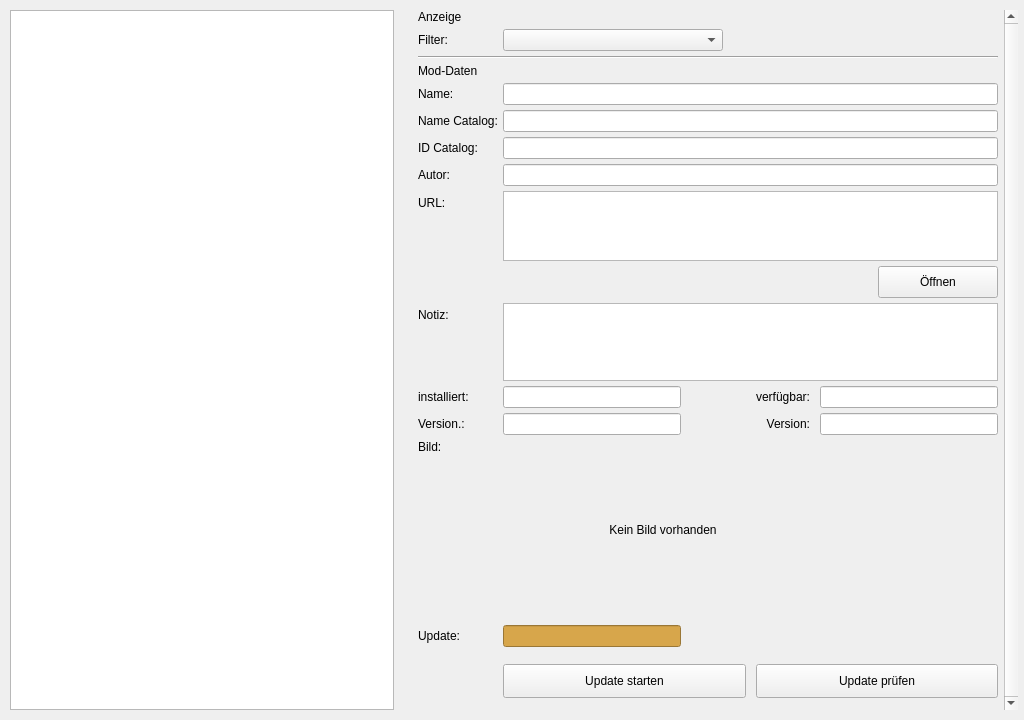
Above: Structure/GUI/Page_Update.ui from Looking4Git/Starfield_LOH before the change. Below: the same form after it.
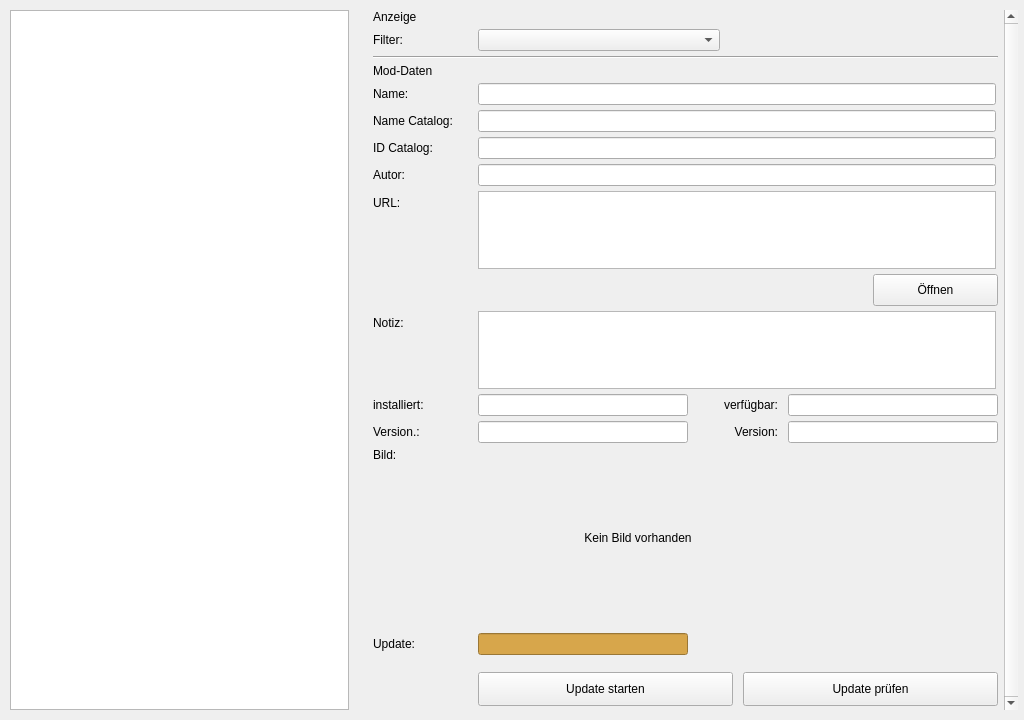
That is the form after the change. Icons and pictures are not drawn.

Commit message: feat(ui): Dreispaltiges 645px-Raster fuer Detailbereiche und 210px-Fluchtlinien implementiert

Diff of the .ui file:
```diff
--- a/Structure/GUI/Page_Update.ui
+++ b/Structure/GUI/Page_Update.ui
@@ -49,13 +49,13 @@
     <widget class="QScrollArea" name="scroll_area_detail">
      <property name="minimumSize">
       <size>
-       <width>600</width>
+       <width>645</width>
        <height>0</height>
       </size>
      </property>
      <property name="maximumSize">
       <size>
-       <width>600</width>
+       <width>645</width>
        <height>16777215</height>
       </size>
      </property>
@@ -134,16 +134,34 @@
            <property name="text">
             <string>Filter:</string>
            </property>
+           <property name="minimumSize">
+            <size>
+             <width>100</width>
+             <height>0</height>
+            </size>
+           </property>
+           <property name="maximumSize">
+            <size>
+             <width>100</width>
+             <height>16777215</height>
+            </size>
+           </property>
           </widget>
          </item>
          <item row="1" column="1">
           <widget class="QComboBox" name="cmb_mode_filter">
            <property name="minimumSize">
             <size>
-             <width>220</width>
+             <width>242</width>
              <height>0</height>
             </size>
            </property>
+           <property name="maximumSize">
+            <size>
+             <width>242</width>
+             <height>16777215</height>
+            </size>
+           </property>
           </widget>
          </item>
          <item row="2" column="0" colspan="2">
@@ -168,6 +186,18 @@
            <property name="text">
             <string>Name:</string>
            </property>
+           <property name="minimumSize">
+            <size>
+             <width>100</width>
+             <height>0</height>
+            </size>
+           </property>
+           <property name="maximumSize">
+            <size>
+             <width>100</width>
+             <height>16777215</height>
+            </size>
+           </property>
           </widget>
          </item>
          <item row="4" column="1">
@@ -175,6 +205,18 @@
            <property name="readOnly">
             <bool>true</bool>
            </property>
+           <property name="minimumSize">
+            <size>
+             <width>518</width>
+             <height>0</height>
+            </size>
+           </property>
+           <property name="maximumSize">
+            <size>
+             <width>518</width>
+             <height>16777215</height>
+            </size>
+           </property>
           </widget>
          </item>
          <item row="5" column="0">
@@ -182,6 +224,18 @@
            <property name="text">
             <string>Name Catalog:</string>
            </property>
+           <property name="minimumSize">
+            <size>
+             <width>100</width>
+             <height>0</height>
+            </size>
+           </property>
+           <property name="maximumSize">
+            <size>
+             <width>100</width>
+             <height>16777215</height>
+            </size>
+           </property>
           </widget>
          </item>
          <item row="5" column="1">
@@ -189,6 +243,18 @@
            <property name="readOnly">
             <bool>true</bool>
            </property>
+           <property name="minimumSize">
+            <size>
+             <width>518</width>
+             <height>0</height>
+            </size>
+           </property>
+           <property name="maximumSize">
+            <size>
+             <width>518</width>
+             <height>16777215</height>
+            </size>
+           </property>
           </widget>
          </item>
          <item row="6" column="0">
@@ -196,6 +262,18 @@
            <property name="text">
             <string>ID Catalog:</string>
            </property>
+           <property name="minimumSize">
+            <size>
+             <width>100</width>
+             <height>0</height>
+            </size>
+           </property>
+           <property name="maximumSize">
+            <size>
+             <width>100</width>
+             <height>16777215</height>
+            </size>
+           </property>
           </widget>
          </item>
          <item row="6" column="1">
@@ -203,6 +281,18 @@
            <property name="readOnly">
             <bool>true</bool>
            </property>
+           <property name="minimumSize">
+            <size>
+             <width>518</width>
+             <height>0</height>
+            </size>
+           </property>
+           <property name="maximumSize">
+            <size>
+             <width>518</width>
+             <height>16777215</height>
+            </size>
+           </property>
           </widget>
          </item>
          <item row="7" column="0">
@@ -210,6 +300,18 @@
            <property name="text">
             <string>Autor:</string>
            </property>
+           <property name="minimumSize">
+            <size>
+             <width>100</width>
+             <height>0</height>
+            </size>
+           </property>
+           <property name="maximumSize">
+            <size>
+             <width>100</width>
+             <height>16777215</height>
+            </size>
+           </property>
           </widget>
          </item>
          <item row="7" column="1">
@@ -217,6 +319,18 @@
            <property name="readOnly">
             <bool>true</bool>
            </property>
+           <property name="minimumSize">
+            <size>
+             <width>518</width>
+             <height>0</height>
+            </size>
+           </property>
+           <property name="maximumSize">
+            <size>
+             <width>518</width>
+             <height>16777215</height>
+            </size>
+           </property>
           </widget>
          </item>
          <item row="8" column="0">
@@ -224,6 +338,18 @@
            <property name="text">
             <string>URL:</string>
            </property>
+           <property name="minimumSize">
+            <size>
+             <width>100</width>
+             <height>0</height>
+            </size>
+           </property>
+           <property name="maximumSize">
+            <size>
+             <width>100</width>
+             <height>16777215</height>
+            </size>
+           </property>
           </widget>
          </item>
          <item row="8" column="1">
@@ -235,7 +361,7 @@
             <widget class="QTextEdit" name="inp_url">
              <property name="maximumSize">
               <size>
-               <width>16777215</width>
+               <width>518</width>
                <height>78</height>
               </size>
              </property>
@@ -245,6 +371,12 @@
              <property name="acceptRichText">
               <bool>false</bool>
              </property>
+             <property name="minimumSize">
+              <size>
+               <width>518</width>
+               <height>78</height>
+              </size>
+             </property>
             </widget>
            </item>
            <item>
@@ -266,13 +398,13 @@
               <widget class="QPushButton" name="btn_open_url">
                <property name="minimumSize">
                 <size>
-                 <width>120</width>
+                 <width>125</width>
                  <height>32</height>
                 </size>
                </property>
                <property name="maximumSize">
                 <size>
-                 <width>120</width>
+                 <width>125</width>
                  <height>32</height>
                 </size>
                </property>
@@ -300,6 +432,18 @@
            <property name="text">
             <string>Notiz:</string>
            </property>
+           <property name="minimumSize">
+            <size>
+             <width>100</width>
+             <height>0</height>
+            </size>
+           </property>
+           <property name="maximumSize">
+            <size>
+             <width>100</width>
+             <height>16777215</height>
+            </size>
+           </property>
           </widget>
          </item>
          <item row="9" column="1">
@@ -312,7 +456,7 @@
            </property>
            <property name="maximumSize">
             <size>
-             <width>16777215</width>
+             <width>518</width>
              <height>78</height>
             </size>
            </property>
@@ -322,6 +466,12 @@
            <property name="acceptRichText">
             <bool>false</bool>
            </property>
+           <property name="minimumSize">
+            <size>
+             <width>518</width>
+             <height>78</height>
+            </size>
+           </property>
           </widget>
          </item>
          <item row="10" column="0">
@@ -329,6 +479,18 @@
            <property name="text">
             <string>installiert:</string>
            </property>
+           <property name="minimumSize">
+            <size>
+             <width>100</width>
+             <height>0</height>
+            </size>
+           </property>
+           <property name="maximumSize">
+            <size>
+             <width>100</width>
+             <height>16777215</height>
+            </size>
+           </property>
           </widget>
          </item>
          <item row="10" column="1">
@@ -352,13 +514,13 @@
             <widget class="QLineEdit" name="inp_date_inst">
              <property name="minimumSize">
               <size>
-               <width>178</width>
+               <width>210</width>
                <height>0</height>
               </size>
              </property>
              <property name="maximumSize">
               <size>
-               <width>189</width>
+               <width>210</width>
                <height>16777215</height>
               </size>
              </property>
@@ -394,13 +556,13 @@
             <widget class="QLineEdit" name="inp_date_avail">
              <property name="minimumSize">
               <size>
-               <width>178</width>
+               <width>210</width>
                <height>0</height>
               </size>
              </property>
              <property name="maximumSize">
               <size>
-               <width>189</width>
+               <width>210</width>
                <height>16777215</height>
               </size>
              </property>
@@ -416,6 +578,18 @@
            <property name="text">
             <string>Version.:</string>
            </property>
+           <property name="minimumSize">
+            <size>
+             <width>100</width>
+             <height>0</height>
+            </size>
+           </property>
+           <property name="maximumSize">
+            <size>
+             <width>100</width>
+             <height>16777215</height>
+            </size>
+           </property>
           </widget>
          </item>
          <item row="11" column="1">
@@ -439,13 +613,13 @@
             <widget class="QLineEdit" name="inp_ver_inst">
              <property name="minimumSize">
               <size>
-               <width>178</width>
+               <width>210</width>
                <height>0</height>
               </size>
              </property>
              <property name="maximumSize">
               <size>
-               <width>189</width>
+               <width>210</width>
                <height>16777215</height>
               </size>
              </property>
@@ -481,13 +655,13 @@
             <widget class="QLineEdit" name="inp_ver_avail">
              <property name="minimumSize">
               <size>
-               <width>178</width>
+               <width>210</width>
                <height>0</height>
               </size>
              </property>
              <property name="maximumSize">
               <size>
-               <width>189</width>
+               <width>210</width>
                <height>16777215</height>
               </size>
              </property>
@@ -509,6 +683,18 @@
            <property name="indent">
             <number>0</number>
            </property>
+           <property name="minimumSize">
+            <size>
+             <width>100</width>
+             <height>0</height>
+            </size>
+           </property>
+           <property name="maximumSize">
+            <size>
+             <width>100</width>
+             <height>16777215</height>
+            </size>
+           </property>
           </widget>
          </item>
          <item row="12" column="1">
@@ -535,6 +721,18 @@
            <property name="text">
             <string>Update:</string>
            </property>
+           <property name="minimumSize">
+            <size>
+             <width>100</width>
+             <height>0</height>
+            </size>
+           </property>
+           <property name="maximumSize">
+            <size>
+             <width>100</width>
+             <height>16777215</height>
+            </size>
+           </property>
           </widget>
          </item>
          <item row="13" column="1">
@@ -546,13 +744,13 @@
             <widget class="QLineEdit" name="inp_last_update_date">
              <property name="minimumSize">
               <size>
-               <width>178</width>
+               <width>210</width>
                <height>0</height>
               </size>
              </property>
              <property name="maximumSize">
               <size>
-               <width>189</width>
+               <width>210</width>
                <height>16777215</height>
               </size>
              </property>
@@ -650,6 +848,9 @@
        </item>
       </layout>
      </widget>
+     <property name="horizontalScrollBarPolicy">
+      <enum>Qt::ScrollBarPolicy::ScrollBarAlwaysOff</enum>
+     </property>
     </widget>
    </item>
   </layout>
```
The commit also changes 3 other files.
